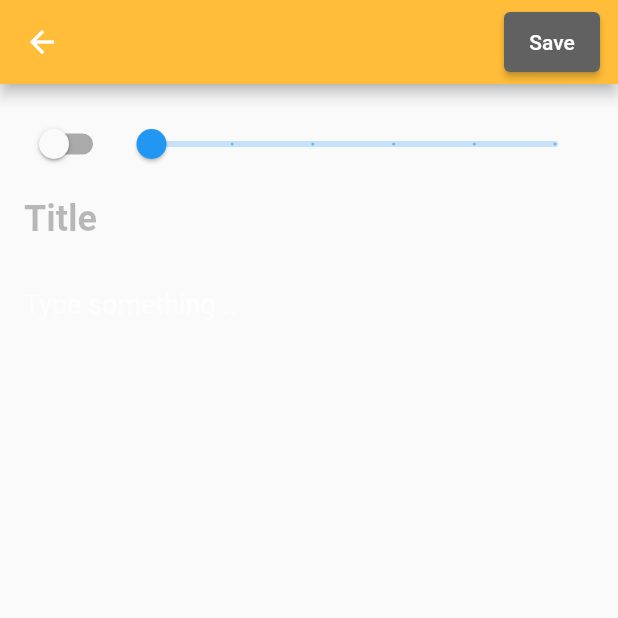
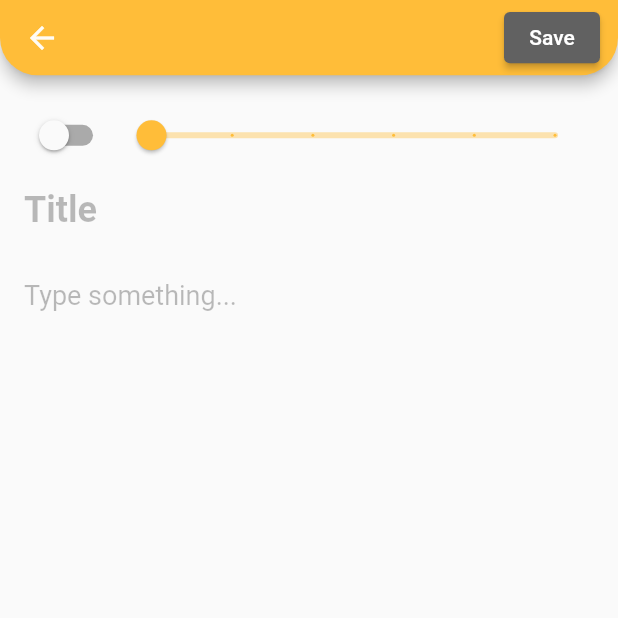
Before and after one commit to Haude602/note_app, a Flutter app: the screen it shows once a user with an empty profile is signed in, after a tap on the "add" icon, on a phone screen of 412 x 824 dp, the top half of it. Run offline on Flutter 3.47's test engine with Material 2 defaults, Android fonts, the phone set to English and light mode, and no system bars; our stand-ins replace firebase_auth, firebase_core, flutter_spinkit, google_fonts, sqflite; accounts and stored records are empty.

Commit message:
added background image

```diff
--- a/note_app/lib/page/edit_note_page.dart
+++ b/note_app/lib/page/edit_note_page.dart
@@ -36,6 +36,13 @@ class _AddEditNotePageState extends State<AddEditNotePage> {
         appBar: AppBar(
           actions: [buildButton()],
           backgroundColor: Color.fromARGB(255, 255, 189, 57),
+          toolbarHeight: 50.2,
+          toolbarOpacity: 0.8,
+          shape: const RoundedRectangleBorder(
+            borderRadius: BorderRadius.only(
+                bottomRight: Radius.circular(25),
+                bottomLeft: Radius.circular(25)),
+          ),
         ),
         body: Form(
           key: _formKey,
--- a/note_app/lib/page/note_detail_page.dart
+++ b/note_app/lib/page/note_detail_page.dart
@@ -40,6 +40,13 @@ class _NoteDetailPageState extends State<NoteDetailPage> {
         appBar: AppBar(
           actions: [editButton(), deleteButton()],
           backgroundColor: Color.fromARGB(255, 255, 189, 57),
+          toolbarHeight: 50.2,
+          toolbarOpacity: 0.8,
+          shape: const RoundedRectangleBorder(
+            borderRadius: BorderRadius.only(
+                bottomRight: Radius.circular(25),
+                bottomLeft: Radius.circular(25)),
+          ),
         ),
         body: isLoading
             ? Center(child: CircularProgressIndicator())
--- a/note_app/lib/page/notes_page.dart
+++ b/note_app/lib/page/notes_page.dart
@@ -43,6 +43,7 @@ class _NotesPageState extends State<NotesPage> {
 
   @override
   Widget build(BuildContext context) => Scaffold(
+        backgroundColor: Color.fromARGB(62, 255, 189, 57),
         appBar: AppBar(
           elevation: 5.0, //shadow of appbar
           backgroundColor: Color.fromARGB(255, 255, 189, 57),
@@ -70,7 +71,14 @@ class _NotesPageState extends State<NotesPage> {
                 bottomLeft: Radius.circular(25)),
           ),
         ),
-        body: Center(
+        body: Container(
+          decoration: BoxDecoration(
+            image: new DecorationImage(
+              image: new AssetImage("assets/bg.jpg"),
+              fit: BoxFit.fill,
+            ),
+          ),
+          child: Center(
             child: isLoading
                 ? CircularProgressIndicator()
                 : notes.isEmpty
@@ -79,6 +87,7 @@ class _NotesPageState extends State<NotesPage> {
                         style: TextStyle(color: Colors.white, fontSize: 24),
                       )
                     : buildNotes(),
+          ),
         ),
         floatingActionButton: FloatingActionButton(
           backgroundColor: Color.fromARGB(255, 255, 189, 57),
--- a/note_app/lib/screens/authenticate/sign_in.dart
+++ b/note_app/lib/screens/authenticate/sign_in.dart
@@ -60,6 +60,12 @@ class _SignInState extends State<SignIn> {
               ),
             ),
             body: Container(
+                decoration: BoxDecoration(
+                  image: new DecorationImage(
+                    image: new AssetImage("assets/bg.jpg"),
+                    fit: BoxFit.fill,
+                  ),
+                ),
                 padding: EdgeInsets.symmetric(vertical: 20.0, horizontal: 50),
                 child: Form(
                     key: _formKey,
--- a/note_app/lib/widget/note_form_widget.dart
+++ b/note_app/lib/widget/note_form_widget.dart
@@ -38,6 +38,9 @@ class NoteFormWidget extends StatelessWidget {
                   Expanded(
                     child: Slider(
                       value: (number ?? 0).toDouble(),
+                      activeColor: Color.fromARGB(255, 255, 189,
+                          57), // we pass default value of color as 100 as we cant pas snull to it
+                      inactiveColor: Color.fromARGB(101, 255, 189, 57),
                       min: 0,
                       max: 5,
                       divisions: 5,
@@ -80,7 +83,7 @@ class NoteFormWidget extends StatelessWidget {
         decoration: InputDecoration(
           border: InputBorder.none,
           hintText: 'Type something...',
-          hintStyle: TextStyle(color: Colors.white60),
+          hintStyle: TextStyle(color: Color.fromARGB(68, 0, 0, 0)),
         ),
         validator: (title) => title != null && title.isEmpty
             ? 'The description cannot be empty'
--- a/note_app/pubspec.yaml
+++ b/note_app/pubspec.yaml
@@ -40,3 +40,5 @@ flutter_icons:
 
 flutter:
   uses-material-design: true
+  assets:
+    - assets/
```
Lines whose indentation alone changed are shown as unchanged.
